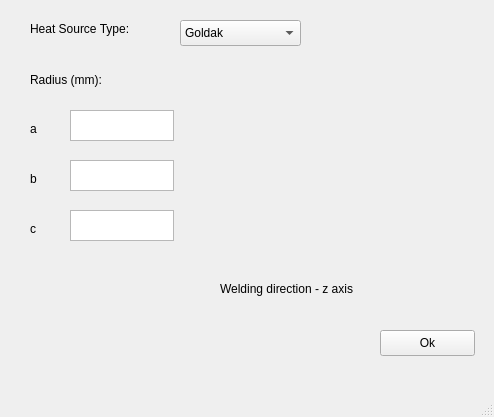
Above: GUI/moduleHeatSource.ui from j446edf/welding_workbench_mirror before the change. Below: the same form after it.
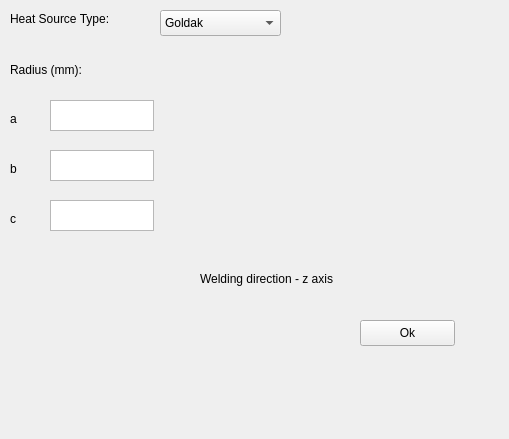
That is the form after the change. Icons and pictures are not drawn.

Commit message: [#9]: heatsource calib window and submodules updated

What changed in the file:
```diff
--- a/GUI/moduleHeatSource.ui
+++ b/GUI/moduleHeatSource.ui
@@ -1,24 +1,36 @@
 <?xml version="1.0" encoding="UTF-8"?>
 <ui version="4.0">
- <class>MainWindow</class>
- <widget class="QMainWindow" name="MainWindow">
+ <class>Form</class>
+ <widget class="QWidget" name="Form">
   <property name="geometry">
    <rect>
     <x>0</x>
     <y>0</y>
-    <width>494</width>
-    <height>417</height>
+    <width>509</width>
+    <height>439</height>
    </rect>
   </property>
   <property name="windowTitle">
    <string>MainWindow</string>
   </property>
-  <widget class="QWidget" name="centralwidget">
+  <widget class="QLabel" name="type_label">
+   <property name="geometry">
+    <rect>
+     <x>10</x>
+     <y>10</y>
+     <width>141</width>
+     <height>18</height>
+    </rect>
+   </property>
+   <property name="text">
+    <string>Heat Source Type:</string>
+   </property>
+  </widget>
    <widget class="QComboBox" name="type">
     <property name="geometry">
      <rect>
-      <x>180</x>
-      <y>20</y>
+     <x>160</x>
+     <y>10</y>
       <width>121</width>
       <height>26</height>
      </rect>
@@ -34,37 +46,11 @@
      </property>
     </item>
    </widget>
-   <widget class="QLabel" name="type_label">
-    <property name="geometry">
-     <rect>
-      <x>30</x>
-      <y>20</y>
-      <width>141</width>
-      <height>18</height>
-     </rect>
-    </property>
-    <property name="text">
-     <string>Heat Source Type:</string>
-    </property>
-   </widget>
-   <widget class="QPushButton" name="button_ok">
-    <property name="geometry">
-     <rect>
-      <x>380</x>
-      <y>330</y>
-      <width>95</width>
-      <height>26</height>
-     </rect>
-    </property>
-    <property name="text">
-     <string>Ok</string>
-    </property>
-   </widget>
    <widget class="QStackedWidget" name="stackedWidget">
     <property name="geometry">
      <rect>
-      <x>30</x>
-      <y>70</y>
+     <x>10</x>
+     <y>60</y>
       <width>441</width>
       <height>241</height>
      </rect>
@@ -343,18 +329,19 @@
      </widget>
     </widget>
    </widget>
-  </widget>
-  <widget class="QMenuBar" name="menubar">
+  <widget class="QPushButton" name="button_ok">
    <property name="geometry">
     <rect>
-     <x>0</x>
-     <y>0</y>
-     <width>494</width>
-     <height>23</height>
+     <x>360</x>
+     <y>320</y>
+     <width>95</width>
+     <height>26</height>
     </rect>
    </property>
+   <property name="text">
+    <string>Ok</string>
+   </property>
   </widget>
-  <widget class="QStatusBar" name="statusbar"/>
  </widget>
  <resources/>
  <connections/>
```
Left out of the diff: 2 changed lines with no effect on the pictures. Lines whose indentation alone changed are shown as unchanged. The commit also changes 8 other files.
